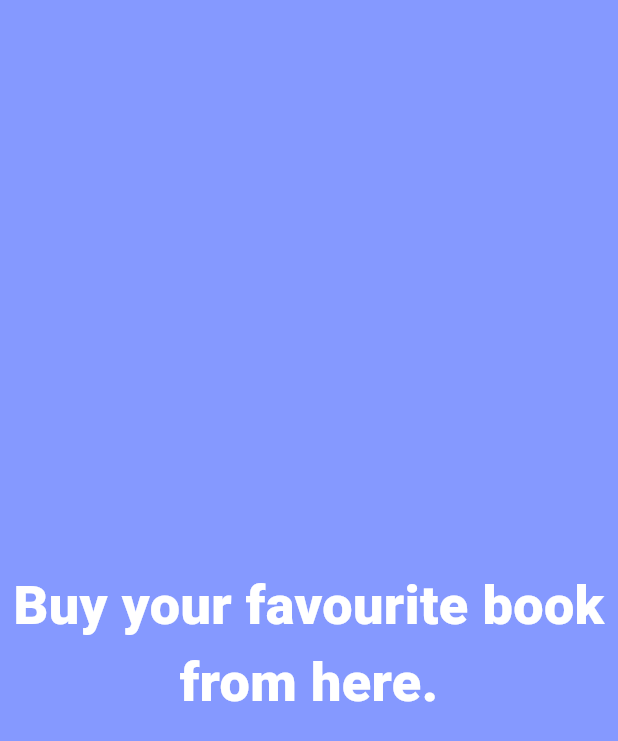
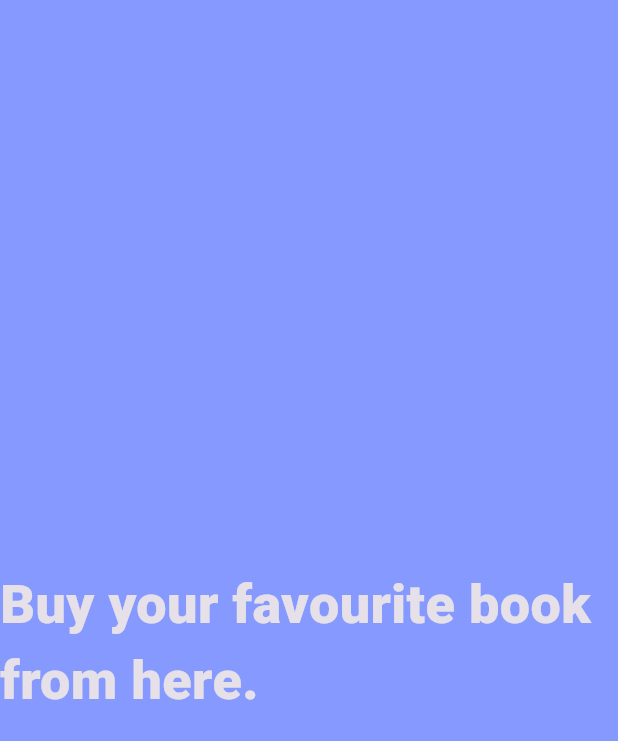
Before and after one commit to amr-khalid-saleh/book_store_app, a Flutter app: the screen it shows after launch, on a phone screen of 412 x 824 dp. Shown: the top 741 px of the screen. Run offline on Flutter 3.47's test engine with Material 3 defaults, Android fonts, the phone set to English and light mode, and no system bars; our stand-ins replace get.

Commit message:
change theme from default light to dark

```diff
--- a/lib/features/splash/presentation/views/widgets/splash_view_body.dart
+++ b/lib/features/splash/presentation/views/widgets/splash_view_body.dart
@@ -11,13 +11,11 @@ class SplashViewBody extends StatelessWidget {
       crossAxisAlignment: CrossAxisAlignment.stretch,
       children: [
         Image.asset(ImageManager.logo),
-        SizedBox(height: 34),
-        Text(
+        const SizedBox(height: 32),
+        const Text(
           'Buy your favourite book from here.',
-          textAlign: TextAlign.center,
-          textDirection: TextDirection.ltr,
+          textAlign: TextAlign.left,
           style: TextStyle(
-            color: Colors.white,
             fontSize: 36,
             fontWeight: FontWeight.w800,
           ),
--- a/lib/main.dart
+++ b/lib/main.dart
@@ -14,7 +14,7 @@ class BookStore extends StatelessWidget {
   Widget build(BuildContext context) {
     return GetMaterialApp(
       debugShowCheckedModeBanner: false,
-      theme: ThemeData().copyWith(scaffoldBackgroundColor: kPrimaryColor),
+      theme: ThemeData.dark().copyWith(scaffoldBackgroundColor: kPrimaryColor),
       home: const SplashView(),
     );
   }
```
